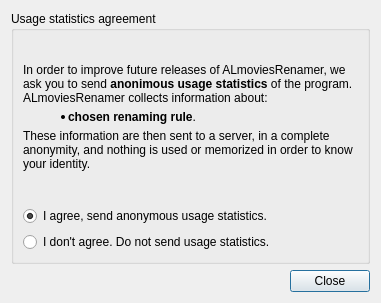
The window that src/settings_dialog.ui (albemala/almoviesrenamer) describes before a commit, drawn with Qt 5.
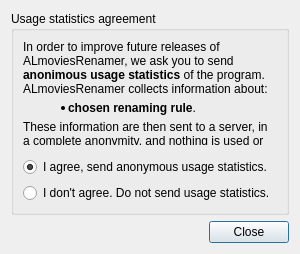
The same window after the commit. Icons and pictures are not drawn.

Diff of the .ui file:
```diff
--- a/src/settings_dialog.ui
+++ b/src/settings_dialog.ui
@@ -6,8 +6,8 @@
    <rect>
     <x>0</x>
     <y>0</y>
-    <width>381</width>
-    <height>303</height>
+    <width>300</width>
+    <height>254</height>
    </rect>
   </property>
   <property name="windowTitle">
```
